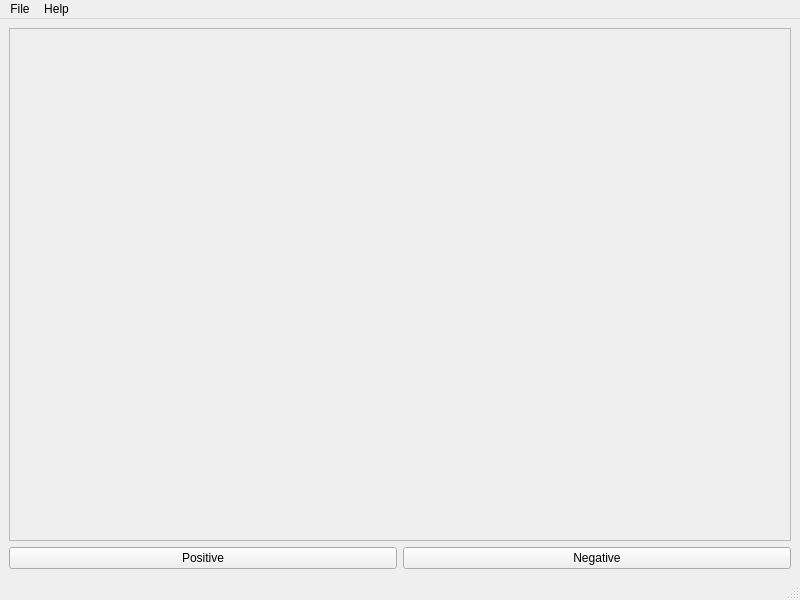
Before: the Qt Designer form pv.ui in nck00/PolliceVerso, drawn with Qt 5.
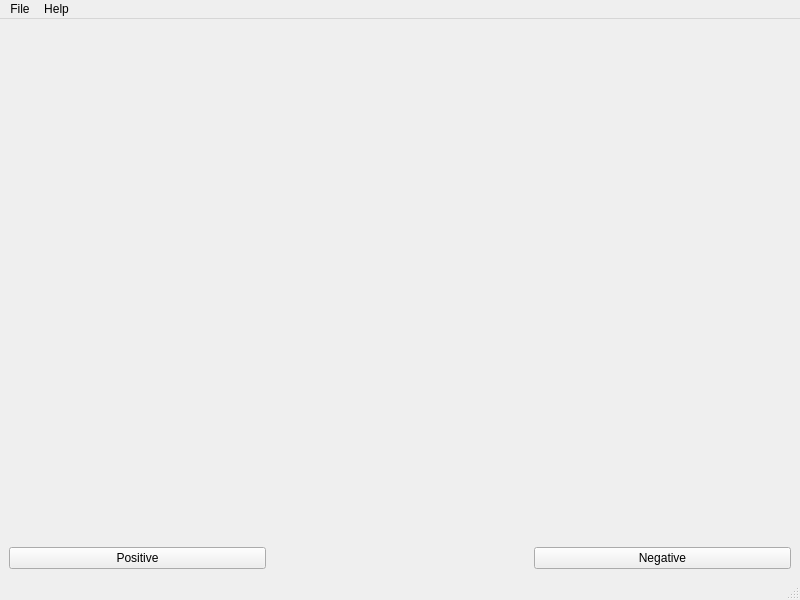
After: the same form once the commit is applied.

Commit message:
Barebones image display and Judgement button
Images scales based on maximum height

```diff
--- a/pv.ui
+++ b/pv.ui
@@ -22,20 +22,17 @@
       </property>
      </widget>
     </item>
-    <item row="1" column="2">
+    <item row="1" column="3">
      <widget class="QPushButton" name="negPushButton">
       <property name="text">
        <string>Negative</string>
       </property>
      </widget>
     </item>
-    <item row="0" column="1" colspan="2">
-     <widget class="QFrame" name="frame">
-      <property name="frameShape">
-       <enum>QFrame::StyledPanel</enum>
-      </property>
-      <property name="frameShadow">
-       <enum>QFrame::Raised</enum>
+    <item row="0" column="1" colspan="3">
+     <widget class="QLabel" name="picLabel">
+      <property name="text">
+       <string/>
       </property>
      </widget>
     </item>
```
Left out of the diff: 8 changed lines with no effect on the pictures. The commit also changes 1 other file.
